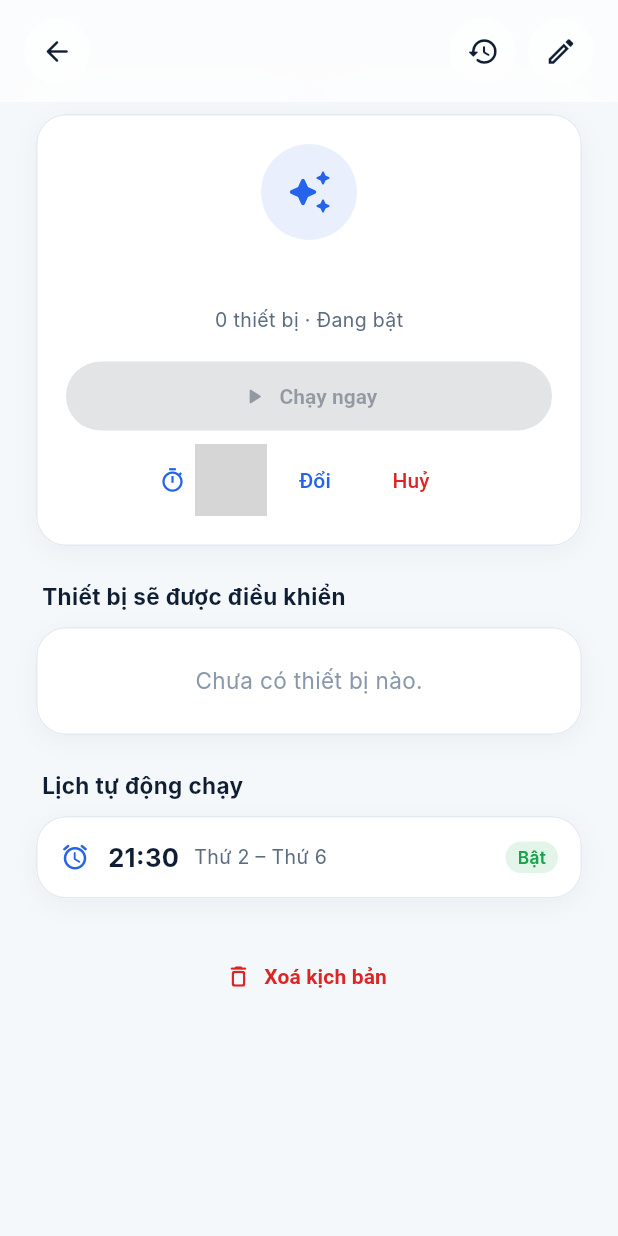
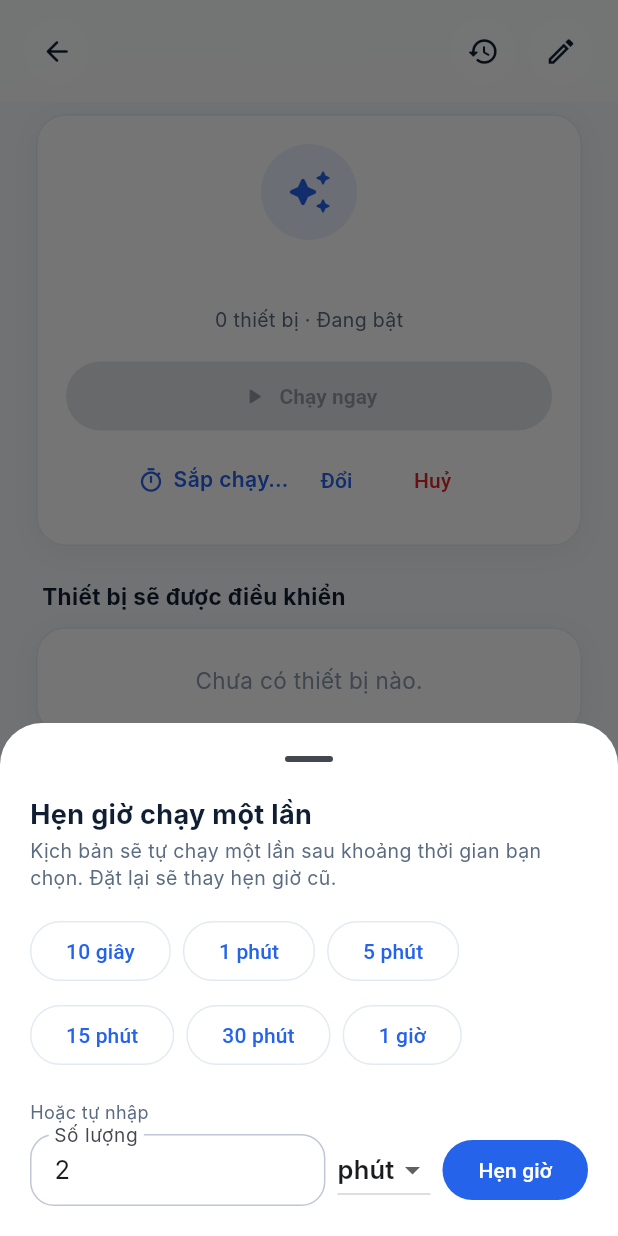
Before and after one commit to diethon/app_hesta, a Flutter app: the SceneDetailScreen screen opened directly with empty values, after a tap on "Đổi", on a phone screen of 412 x 824 dp. Run offline on Flutter 3.47's test engine with Material 3 defaults, Android fonts, the phone set to English and light mode, and no system bars; our stand-ins replace cached_network_image, connectivity_plus, dio, flutter_blue_plus, flutter_local_notifications, flutter_riverpod and 6 more; missing offline and left inert: mobile_scanner, model_viewer_plus; accounts and stored records are empty; network calls fail; Roboto replaces fonts that are missing (Inter); grey boxes are pictures that could not be loaded.

Commit message:
feat(scene): timer trigger label in history and new run-later timer sheet

```diff
--- a/lib/features/scene/presentation/scene_history_screen.dart
+++ b/lib/features/scene/presentation/scene_history_screen.dart
@@ -5,6 +5,8 @@ import '../../../app/theme/app_spacing.dart';
 import '../../../core/widgets/glass/glass_app_bar.dart';
 import '../../../core/widgets/state_views.dart';
 import '../../../core/widgets/studio.dart';
+import '../../devices/data/device_providers.dart';
+import '../../devices/domain/device.dart';
 import '../data/scene_providers.dart';
 import '../domain/scene.dart';
 
@@ -16,6 +18,7 @@ class SceneHistoryScreen extends ConsumerWidget {
   static String _source(String raw) => switch (raw.toUpperCase()) {
     'MANUAL' || 'USER' || 'APP' => 'Bạn chạy thủ công',
     'SCHEDULE' || 'SCHEDULED' => 'Theo lịch hẹn giờ',
+    'TIMER' => 'Hẹn giờ chạy một lần',
     'AUTOMATION' || 'RULE' => 'Do quy tắc tự động',
     'VOICE' => 'Bằng giọng nói',
     'RECOMMENDATION' => 'Từ gợi ý AI',
@@ -25,7 +28,9 @@ class SceneHistoryScreen extends ConsumerWidget {
   @override
   Widget build(BuildContext context, WidgetRef ref) {
     final historyAsync = ref.watch(sceneExecutionsProvider(scene.id));
+    // Steps removed from the scene since a run still need a name, so fall back to the home's devices.
     final names = {
+      for (final d in ref.watch(devicesControllerProvider).valueOrNull ?? const <Device>[]) d.id: d.name,
       for (final a in scene.actions) a.targetDeviceId: a.targetDeviceName,
     };
 
@@ -46,7 +51,10 @@ class SceneHistoryScreen extends ConsumerWidget {
                   toolbarHeight: 68,
                   flexibleSpace: GlassAppBar(
                     title: 'Lịch sử chạy',
+                    subtitle: scene.name,
                     onBack: () => Navigator.of(context).maybePop(),
+                    // Same width as the back button so the title is centred.
+                    actions: const [SizedBox(width: 44)],
                   ),
                 ),
                 SliverPadding(
@@ -61,7 +69,7 @@ class SceneHistoryScreen extends ConsumerWidget {
                       if (executions.isEmpty) {
                         return const SliverFillRemaining(
                           child: EmptyView(
-                            message: 'Ngữ cảnh này chưa chạy lần nào.',
+                            message: 'Kịch bản này chưa chạy lần nào.',
                             icon: Icons.history_rounded,
                           ),
                         );
--- a/lib/features/scene/presentation/scene_icons.dart
+++ b/lib/features/scene/presentation/scene_icons.dart
@@ -178,7 +178,7 @@ abstract final class SceneIcons {
           icon: getIcon(iconName),
           accentColor: const Color(0xFF4C9EFF),
           gradient: const [Color(0xFF3B82F6), Color(0xFF1D4ED8)],
-          vietnameseLabel: 'Ngữ cảnh',
+          vietnameseLabel: 'Kịch bản',
         );
   }
 }
--- /dev/null
+++ b/lib/features/scene/presentation/scene_timer.dart
@@ -0,0 +1,211 @@
+import 'dart:async';
+
+import 'package:flutter/material.dart';
+import 'package:flutter/services.dart';
+
+import '../../../core/widgets/studio.dart';
+
+/// Same presets as the web (ScenePage.tsx RUN_LATER_PRESETS).
+const kRunLaterPresets = <(String, int)>[
+  ('10 giây', 10),
+  ('1 phút', 60),
+  ('5 phút', 300),
+  ('15 phút', 900),
+  ('30 phút', 1800),
+  ('1 giờ', 3600),
+];
+const _units = <(String, int)>[('giây', 1), ('phút', 60), ('giờ', 3600)];
+const kMaxRunLaterSeconds = 24 * 3600;
+
+/// Server clock minus phone clock, learned from the last run-later reply so the
+/// countdown matches when the server will really fire.
+// shortcut: only learned after a run-later call; zero until then (fine on NTP-synced phones).
+Duration sceneClockSkew = Duration.zero;
+
+/// "1:05:09" / "4:07", same format as the web countdown.
+String formatCountdown(Duration left) {
+  final total = left.isNegative ? 0 : (left.inMilliseconds / 1000).ceil();
+  final h = total ~/ 3600;
+  final m = (total % 3600) ~/ 60;
+  final s = (total % 60).toString().padLeft(2, '0');
+  return h > 0 ? '$h:${m.toString().padLeft(2, '0')}:$s' : '$m:$s';
+}
+
+/// Live "Chạy sau m:ss" text; shows "Sắp chạy…" while waiting for the server to fire.
+class SceneCountdown extends StatefulWidget {
+  const SceneCountdown({required this.runAt, this.style, super.key});
+
+  final DateTime runAt;
+  final TextStyle? style;
+
+  @override
+  State<SceneCountdown> createState() => _SceneCountdownState();
+}
+
+class _SceneCountdownState extends State<SceneCountdown> {
+  late final Timer _ticker;
+
+  @override
+  void initState() {
+    super.initState();
+    _ticker = Timer.periodic(
+      const Duration(seconds: 1),
+      (_) => setState(() {}),
+    );
+  }
+
+  @override
+  void dispose() {
+    _ticker.cancel();
+    super.dispose();
+  }
+
+  @override
+  Widget build(BuildContext context) {
+    final left = widget.runAt.difference(DateTime.now().add(sceneClockSkew));
+    return Text(
+      left.inMilliseconds <= 0
+          ? 'Sắp chạy…'
+          : 'Chạy sau ${formatCountdown(left)}',
+      style: widget.style,
+    );
+  }
+}
+
+/// Asks how long to wait; returns the delay in seconds, or null if dismissed.
+Future<int?> showRunLaterSheet(BuildContext context) {
+  return showModalBottomSheet<int>(
+    context: context,
+    isScrollControlled: true,
+    showDragHandle: true,
+    backgroundColor: StudioColors.of(context).card,
+    builder: (_) => const _RunLaterSheet(),
+  );
+}
+
+class _RunLaterSheet extends StatefulWidget {
+  const _RunLaterSheet();
+
+  @override
+  State<_RunLaterSheet> createState() => _RunLaterSheetState();
+}
+
+class _RunLaterSheetState extends State<_RunLaterSheet> {
+  final _amount = TextEditingController(text: '2');
+  int _unit = 60;
+
+  @override
+  void dispose() {
+    _amount.dispose();
+    super.dispose();
+  }
+
+  int? get _seconds {
+    final value = double.tryParse(_amount.text.replaceAll(',', '.'));
+    if (value == null) return null;
+    final seconds = (value * _unit).round();
+    return seconds >= 1 && seconds <= kMaxRunLaterSeconds ? seconds : null;
+  }
+
+  @override
+  Widget build(BuildContext context) {
+    final c = StudioColors.of(context);
+    final seconds = _seconds;
+    return Padding(
+      padding: EdgeInsets.fromLTRB(
+        20,
+        0,
+        20,
+        20 + MediaQuery.viewInsetsOf(context).bottom,
+      ),
+      child: Column(
+        mainAxisSize: MainAxisSize.min,
+        crossAxisAlignment: CrossAxisAlignment.start,
+        children: [
+          Text(
+            'Hẹn giờ chạy một lần',
+            style: TextStyle(
+              fontSize: 18,
+              fontWeight: FontWeight.w700,
+              color: c.text,
+            ),
+          ),
+          const SizedBox(height: 4),
+          Text(
+            'Kịch bản sẽ tự chạy một lần sau khoảng thời gian bạn chọn. Đặt lại sẽ thay hẹn giờ cũ.',
+            style: TextStyle(fontSize: 13, color: c.muted, height: 1.4),
+          ),
+          const SizedBox(height: 16),
+          Wrap(
+            spacing: 8,
+            runSpacing: 8,
+            children: [
+              for (final (label, value) in kRunLaterPresets)
+                OutlinedButton(
+                  onPressed: () => Navigator.of(context).pop(value),
+                  style: OutlinedButton.styleFrom(
+                    foregroundColor: c.accent,
+                    side: BorderSide(color: c.border),
+                    shape: const StadiumBorder(),
+                  ),
+                  child: Text(label),
+                ),
+            ],
+          ),
+          const SizedBox(height: 20),
+          Text('Hoặc tự nhập', style: TextStyle(fontSize: 12, color: c.muted)),
+          const SizedBox(height: 6),
+          Row(
+            children: [
+              Expanded(
+                child: TextField(
+                  controller: _amount,
+                  keyboardType: const TextInputType.numberWithOptions(
+                    decimal: true,
+                  ),
+                  inputFormatters: [
+                    FilteringTextInputFormatter.allow(RegExp(r'[0-9.,]')),
+                  ],
+                  decoration: const InputDecoration(
+                    labelText: 'Số lượng',
+                    border: OutlineInputBorder(),
+                    isDense: true,
+                  ),
+                  onChanged: (_) => setState(() {}),
+                ),
+              ),
+              const SizedBox(width: 8),
+              DropdownButton<int>(
+                value: _unit,
+                items: [
+                  for (final (label, value) in _units)
+                    DropdownMenuItem(value: value, child: Text(label)),
+                ],
+                onChanged: (v) => setState(() => _unit = v ?? _unit),
+              ),
+              const SizedBox(width: 8),
+              FilledButton(
+                onPressed: seconds == null
+                    ? null
+                    : () => Navigator.of(context).pop(seconds),
+                style: FilledButton.styleFrom(
+                  backgroundColor: c.accent,
+                  foregroundColor: Colors.white,
+                  shape: const StadiumBorder(),
+                ),
+                child: const Text('Hẹn giờ'),
+              ),
+            ],
+          ),
+          if (seconds == null) ...[
+            const SizedBox(height: 6),
+            Text(
+              'Chọn từ 1 giây đến 24 giờ.',
+              style: TextStyle(fontSize: 12, color: c.danger),
+            ),
+          ],
+        ],
+      ),
+    );
+  }
+}
```
